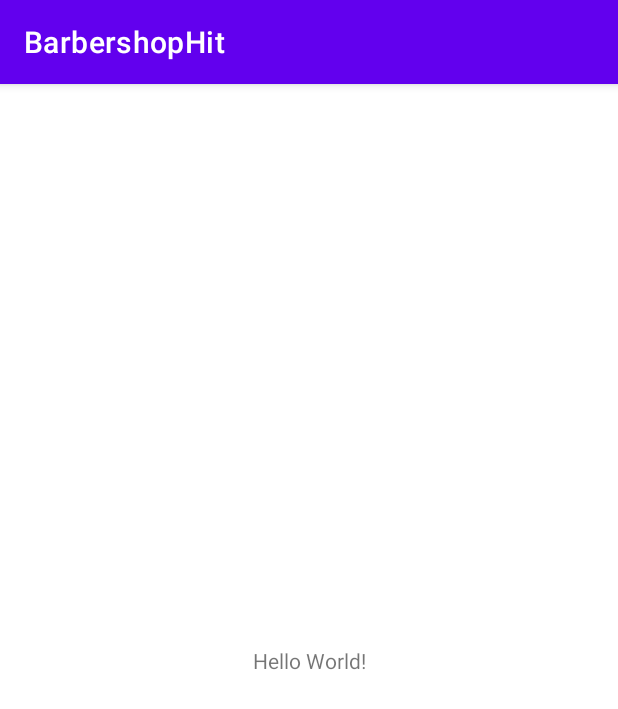
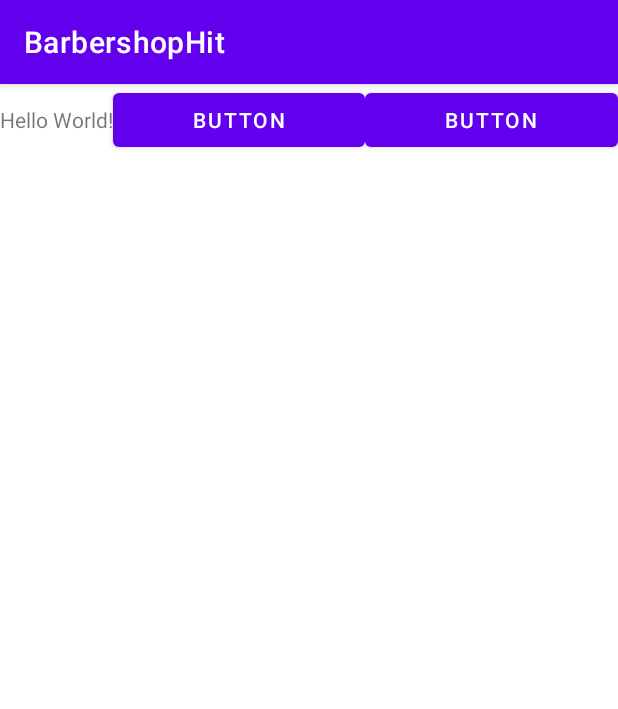
Before and after one commit to saargold/barberhit, an Android app: the screen it shows after launch (MainActivity), on a phone screen of 412 x 824 dp. Shown: the top 709 px of the screen. Run offline under Robolectric (Android 15) with nearby library versions, the phone set to English and light mode, and no system bars.

Commit message:
clean project11

```diff
--- a/app/src/main/res/layout/activity_main.xml
+++ b/app/src/main/res/layout/activity_main.xml
@@ -1,5 +1,5 @@
 <?xml version="1.0" encoding="utf-8"?>
-<androidx.constraintlayout.widget.ConstraintLayout xmlns:android="http://schemas.android.com/apk/res/android"
+<LinearLayout xmlns:android="http://schemas.android.com/apk/res/android"
     xmlns:app="http://schemas.android.com/apk/res-auto"
     xmlns:tools="http://schemas.android.com/tools"
     android:layout_width="match_parent"
@@ -9,10 +9,20 @@
     <TextView
         android:layout_width="wrap_content"
         android:layout_height="wrap_content"
-        android:text="Hello World!"
-        app:layout_constraintBottom_toBottomOf="parent"
-        app:layout_constraintEnd_toEndOf="parent"
-        app:layout_constraintStart_toStartOf="parent"
-        app:layout_constraintTop_toTopOf="parent" />
+        android:text="Hello World!" />
 
-</androidx.constraintlayout.widget.ConstraintLayout>
+    <Button
+        android:id="@+id/button"
+        android:layout_width="wrap_content"
+        android:layout_height="wrap_content"
+        android:layout_weight="1"
+        android:text="Button" />
+
+    <Button
+        android:id="@+id/button2"
+        android:layout_width="wrap_content"
+        android:layout_height="wrap_content"
+        android:layout_weight="1"
+        android:text="Button" />
+
+</LinearLayout>
```
